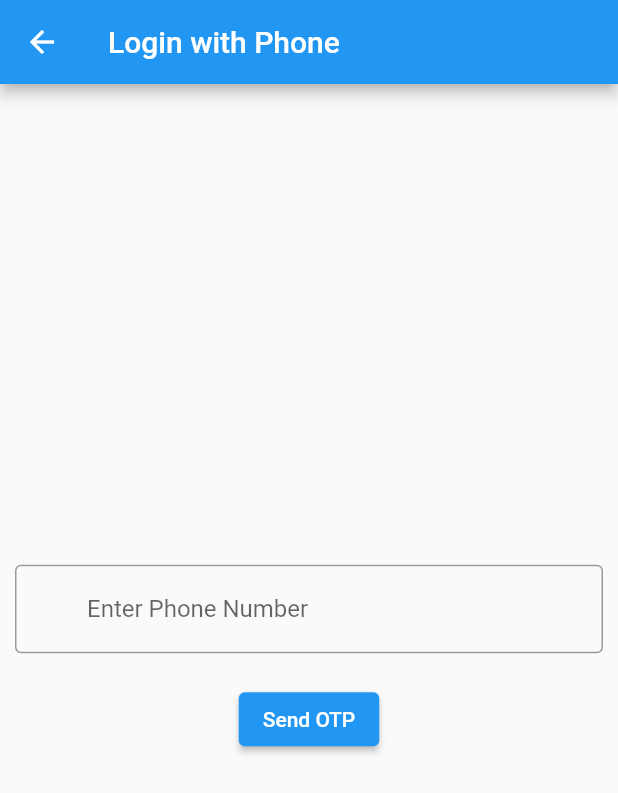
After one commit to sthakrishnakumar/firebase_authentication_app, a Flutter app: the screen it shows after launch, after a tap on "Sign In With Phone", on a phone screen of 412 x 824 dp. The commit adds this screen. Shown: the top 793 px of the screen. Run offline on Flutter 3.47's test engine with Material 2 defaults, Android fonts, the phone set to English and light mode, and no system bars; our stand-ins replace firebase_auth, firebase_core, sms_autofill; missing offline and left inert: flutter_facebook_auth; accounts and stored records are empty.

Commit message:
login with phone

```diff
--- a/lib/screens/login_screen.dart
+++ b/lib/screens/login_screen.dart
@@ -1,6 +1,8 @@
 import 'package:firebase_auth/firebase_auth.dart';
-import 'package:firebase_authentication_app/screens/facebook_logged_in_dashboard.dart';
+import 'package:firebase_authentication_app/screens/dashboard.dart';
+import 'package:firebase_authentication_app/screens/login_with_phone/login_with_phone.dart';
 import 'package:firebase_authentication_app/services/firebase_auth_methods.dart';
+import 'package:firebase_authentication_app/utils/utils.dart';
 import 'package:flutter/material.dart';
 
 class LoginScreen extends StatelessWidget {
@@ -16,23 +18,25 @@ class LoginScreen extends StatelessWidget {
         child: Column(
           mainAxisAlignment: MainAxisAlignment.center,
           children: [
-            // const SizedBox(
-            //   height: 20,
-            // ),
-            // ElevatedButton(
-            //   onPressed: () {},
-            //   child: const Text('Sign In With Phone'),
-            // ),
-            // const SizedBox(
-            //   height: 20,
-            // ),
-            // ElevatedButton(
-            //   onPressed: () {},
-            //   child: const Text('Sign In With Google'),
-            // ),
-            // const SizedBox(
-            //   height: 20,
-            // ),
+            const SizedBox(
+              height: 20,
+            ),
+            ElevatedButton(
+              onPressed: () {
+                navigation(context, const LoginWithPhone());
+              },
+              child: const Text('Sign In With Phone'),
+            ),
+            const SizedBox(
+              height: 20,
+            ),
+            ElevatedButton(
+              onPressed: () {},
+              child: const Text('Sign In With Google'),
+            ),
+            const SizedBox(
+              height: 20,
+            ),
             ElevatedButton(
               onPressed: () {
                 FirebaseAuthMethods(FirebaseAuth.instance)
@@ -66,7 +70,7 @@ class HomePage extends StatelessWidget {
               child: CircularProgressIndicator(),
             );
           } else if (snapshot.hasData) {
-            return const FacebookDashboard();
+            return Dashboard();
           } else if (snapshot.hasError) {
             return Center(
               child: Text(snapshot.error.toString()),
--- /dev/null
+++ b/lib/screens/login_with_phone/login_with_phone.dart
@@ -0,0 +1,78 @@
+import 'package:firebase_auth/firebase_auth.dart';
+import 'package:firebase_authentication_app/services/firebase_auth_methods.dart';
+import 'package:flutter/material.dart';
+
+class LoginWithPhone extends StatefulWidget {
+  const LoginWithPhone({Key? key}) : super(key: key);
+
+  @override
+  State<LoginWithPhone> createState() => _LoginWithPhoneState();
+}
+
+class _LoginWithPhoneState extends State<LoginWithPhone> {
+  late TextEditingController phoneController;
+  final GlobalKey<FormState> formKey = GlobalKey<FormState>();
+
+  @override
+  void initState() {
+    phoneController = TextEditingController();
+    super.initState();
+  }
+
+  @override
+  void dispose() {
+    phoneController.dispose();
+    super.dispose();
+  }
+
+  void phoneSignIn() {
+    FirebaseAuthMethods(FirebaseAuth.instance)
+        .phoneSignIn(context, phoneController.text);
+  }
+
+  @override
+  Widget build(BuildContext context) {
+    return Scaffold(
+      appBar: AppBar(
+        title: const Text('Login with Phone'),
+      ),
+      body: Form(
+        key: formKey,
+        child: Padding(
+          padding: const EdgeInsets.symmetric(horizontal: 10),
+          child: Column(
+            mainAxisAlignment: MainAxisAlignment.center,
+            children: [
+              TextFormField(
+                controller: phoneController,
+                validator: (phone) {
+                  return phoneController.text.length == 10
+                      ? null
+                      : "Invalid Phone Number";
+                },
+                maxLength: 10,
+                decoration: const InputDecoration(
+                  counterText: "",
+                  hintText: 'Enter Phone Number',
+                  prefix: Text('+977'),
+                  border: OutlineInputBorder(),
+                ),
+              ),
+              const SizedBox(
+                height: 20,
+              ),
+              ElevatedButton(
+                onPressed: () {
+                  if (formKey.currentState!.validate()) {
+                    phoneSignIn();
+                  }
+                },
+                child: const Text('Send OTP'),
+              ),
+            ],
+          ),
+        ),
+      ),
+    );
+  }
+}
--- a/lib/utils/utils.dart
+++ b/lib/utils/utils.dart
@@ -1,10 +1,12 @@
 import 'package:flutter/cupertino.dart';
 import 'package:flutter/material.dart';
 
-void snackbar(BuildContext context, String title) {
+void snackbar(BuildContext context, String title,
+    {Color color = Colors.black}) {
   ScaffoldMessenger.of(context).showSnackBar(
     SnackBar(
       content: Text(title),
+      backgroundColor: color,
     ),
   );
 }
--- /dev/null
+++ b/lib/widgets/widgets.dart
@@ -0,0 +1,3 @@
+class WidgetConstant {
+  static String verify = "";
+}
--- a/pubspec.yaml
+++ b/pubspec.yaml
@@ -37,6 +37,7 @@ dependencies:
   firebase_core: ^1.22.0
   firebase_auth: ^3.9.0
   flutter_facebook_auth: ^4.4.1+1
+  sms_autofill: ^2.2.0
 
 dev_dependencies:
   flutter_test:
```
Also changed, not shown: lib/screens/dashboard.dart (added, +29 -0 lines), lib/screens/facebook_logged_in_dashboard.dart (+4 -9 lines), lib/screens/login_with_phone/otp_page.dart (added, +71 -0 lines), lib/services/firebase_auth_methods.dart (+42 -2 lines), pubspec.lock.
